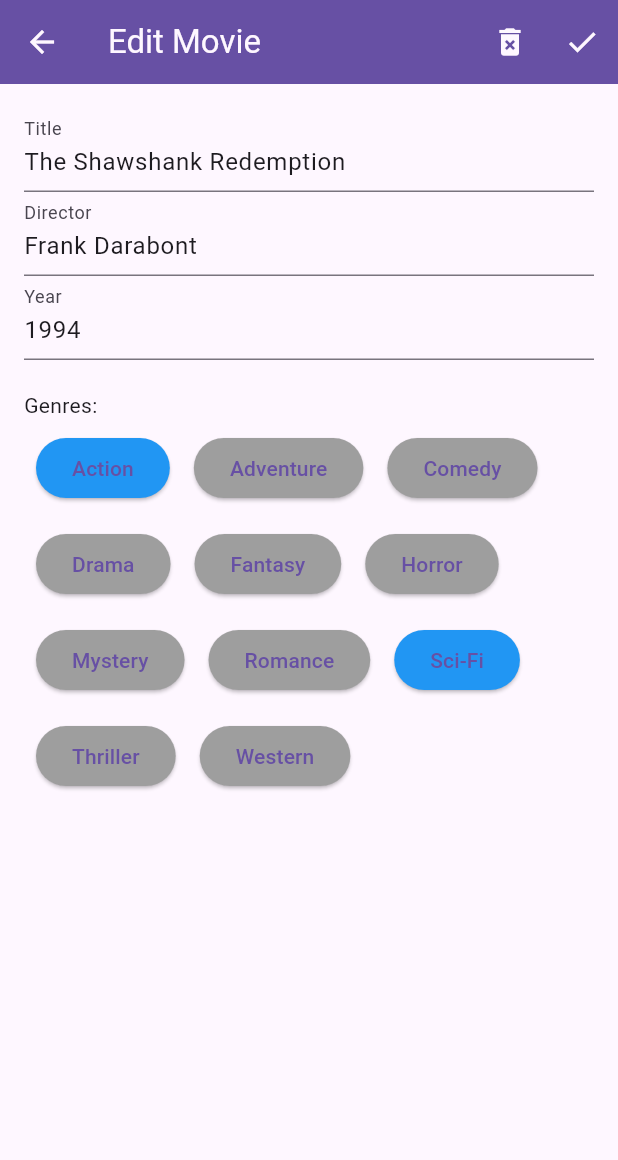
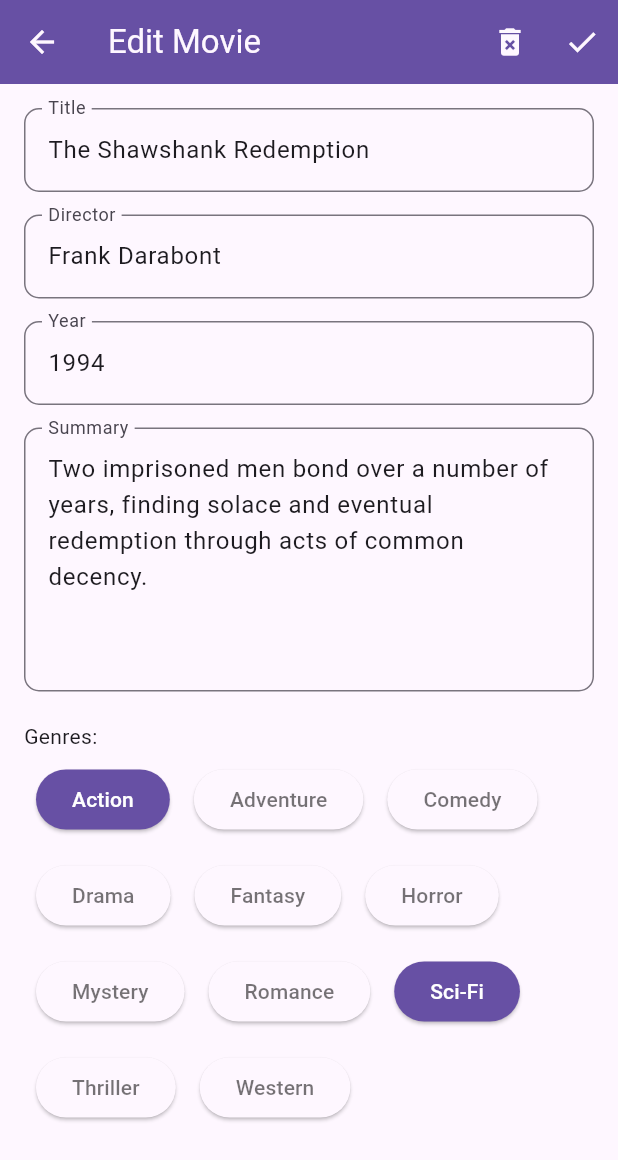
Before and after one commit to maftuh-sangiba/flutter-movie-list, a Flutter app: the screen it shows after launch, after a tap on "The Shawshank Redemption", on a phone screen of 412 x 824 dp. Shown: the top 1160 px of the screen. Run offline on Flutter 3.47's test engine with Material 3 defaults, Android fonts, the phone set to English and light mode, and no system bars.

Commit message:
Fix delete and select genres

```diff
--- a/lib/data/movie_data.dart
+++ b/lib/data/movie_data.dart
@@ -6,6 +6,8 @@ List<Movie> moviesData = [
     title: 'The Shawshank Redemption',
     director: 'Frank Darabont',
     year: 1994,
+    summary:
+        'Two imprisoned men bond over a number of years, finding solace and eventual redemption through acts of common decency.',
     genres: ['Action', 'Sci-Fi'],
   ),
   Movie(
@@ -13,6 +15,8 @@ List<Movie> moviesData = [
     title: 'The Godfather',
     director: 'Francis Ford Coppola',
     year: 1972,
+    summary:
+        'An organized crime dynasty\'s aging patriarch transfers control of his clandestine empire to his reluctant son.',
     genres: ['Action', 'Sci-Fi'],
   ),
   Movie(
@@ -20,6 +24,8 @@ List<Movie> moviesData = [
     title: 'The Dark Knight',
     director: 'Christopher Nolan',
     year: 2008,
+    summary:
+        'When the menace known as The Joker wreaks havoc and chaos on the people of Gotham, Batman must accept one of the greatest psychological and physical tests of his ability to fight injustice.',
     genres: ['Action', 'Sci-Fi'],
   ),
   Movie(
@@ -27,6 +33,8 @@ List<Movie> moviesData = [
     title: '12 Angry Men',
     director: 'Sidney Lumet',
     year: 1957,
+    summary:
+        'A jury holdout attempts to prevent a miscarriage of justice by forcing his colleagues to reconsider the evidence.',
     genres: ['Action', 'Sci-Fi'],
   ),
   Movie(
@@ -34,6 +42,8 @@ List<Movie> moviesData = [
     title: 'Schindler\'s List',
     director: 'Steven Spielberg',
     year: 1993,
+    summary:
+        'In German-occupied Poland during World War II, industrialist Oskar Schindler gradually becomes concerned for his Jewish workforce after witnessing their persecution by the Nazis.',
     genres: ['Action', 'Sci-Fi'],
   ),
   Movie(
@@ -41,6 +51,8 @@ List<Movie> moviesData = [
     title: 'The Lord of the Rings: The Return of the King',
     director: 'Peter Jackson',
     year: 2003,
+    summary:
+        'Gandalf and Aragorn lead the World of Men against Sauron\'s army to draw his gaze from Frodo and Sam as they approach Mount Doom with the One Ring.',
     genres: ['Action', 'Sci-Fi'],
   ),
   Movie(
@@ -48,6 +60,8 @@ List<Movie> moviesData = [
     title: 'Pulp Fiction',
     director: 'Quentin Tarantino',
     year: 1994,
+    summary:
+        'The lives of two mob hitmen, a boxer, a gangster and his wife, and a pair of diner bandits intertwine in four tales of violence and redemption.',
     genres: ['Action', 'Sci-Fi'],
   ),
   Movie(
@@ -55,6 +69,8 @@ List<Movie> moviesData = [
     title: 'Forrest Gump',
     director: 'Robert Zemeckis',
     year: 1994,
+    summary:
+        'The presidencies of Kennedy and Johnson, the Vietnam War, the Watergate scandal and other historical events unfold from the perspective of an Alabama man with an IQ of 75, whose only desire is to be reunited with his childhood sweetheart.',
     genres: ['Action', 'Sci-Fi'],
   ),
 ];
--- a/lib/model/movie_model.dart
+++ b/lib/model/movie_model.dart
@@ -3,6 +3,7 @@ class Movie {
   late String title;
   late String director;
   late int year;
+  late String summary;
   late List<String> genres;
 
   Movie({
@@ -10,6 +11,7 @@ class Movie {
     required this.title,
     required this.director,
     required this.year,
+    required this.summary,
     required this.genres,
   });
 }
--- a/lib/screen/add_movie_screen.dart
+++ b/lib/screen/add_movie_screen.dart
@@ -16,8 +16,10 @@ class _AddMovieScreenState extends State<AddMovieScreen> {
   String? title;
   String? director;
   int? year;
-  List<String>? genres = [];
+  List<String>? genres;
+  String? summary;
   Movie? movie;
+  bool isEmptyGenres = false;
 
   List<String> availableGenres = [
     'Action',
@@ -37,12 +39,23 @@ class _AddMovieScreenState extends State<AddMovieScreen> {
     'title': 'Please enter a title',
     'director': 'Please enter a director',
     'year': 'Please enter a year',
+    'summary': 'Please enter a summary',
+    'genres': 'Please select a genres',
   };
+
+  @override
+  void initState() {
+    super.initState();
+    genres = movie?.genres != null ? movie!.genres : [];
+  }
 
   @override
   Widget build(BuildContext context) {
     movie = ModalRoute.of(context)!.settings.arguments as Movie?;
-    genres = movie?.genres ?? [];
+
+    if (movie?.genres != null) {
+      genres = movie!.genres;
+    }
 
     return Scaffold(
       resizeToAvoidBottomInset: false,
@@ -58,13 +71,15 @@ class _AddMovieScreenState extends State<AddMovieScreen> {
             onPressed: () {
               movie == null ? Navigator.pop(context) : _deleteMovie(context);
             },
-            icon: movie == null ?  const Icon(Icons.close) : const Icon(Icons.delete_forever),
+            icon: movie == null
+                ? const Icon(Icons.close)
+                : const Icon(Icons.delete_forever),
           ),
           IconButton(
             onPressed: () {
-              _saveMovie(context); // Save the movie
+              _saveMovie(context);
             },
-            icon: const Icon(Icons.check), // Add a Check icon for Save
+            icon: const Icon(Icons.check),
           ),
         ],
       ),
@@ -77,8 +92,13 @@ class _AddMovieScreenState extends State<AddMovieScreen> {
               crossAxisAlignment: CrossAxisAlignment.start,
               children: <Widget>[
                 TextFormField(
-                  initialValue: movie?.title ?? '', // Set initial value
-                  decoration: const InputDecoration(labelText: 'Title'),
+                  initialValue: movie?.title ?? '',
+                  decoration: InputDecoration(
+                    labelText: 'Title',
+                    border: OutlineInputBorder(
+                      borderRadius: BorderRadius.circular(10),
+                    ),
+                  ),
                   validator: (value) {
                     if (value == null || value.isEmpty) {
                       return errorMessages['title'];
@@ -91,9 +111,15 @@ class _AddMovieScreenState extends State<AddMovieScreen> {
                     });
                   },
                 ),
+                const SizedBox(height: 15),
                 TextFormField(
-                  initialValue: movie?.director ?? '', // Set initial value
-                  decoration: const InputDecoration(labelText: 'Director'),
+                  initialValue: movie?.director ?? '',
+                  decoration: InputDecoration(
+                    labelText: 'Director',
+                    border: OutlineInputBorder(
+                      borderRadius: BorderRadius.circular(10),
+                    ),
+                  ),
                   validator: (value) {
                     if (value == null || value.isEmpty) {
                       return errorMessages['director'];
@@ -106,10 +132,15 @@ class _AddMovieScreenState extends State<AddMovieScreen> {
                     });
                   },
                 ),
+                const SizedBox(height: 15),
                 TextFormField(
-                  initialValue:
-                      movie?.year.toString() ?? '', // Set initial value
-                  decoration: const InputDecoration(labelText: 'Year'),
+                  initialValue: movie?.year.toString() ?? '',
+                  decoration: InputDecoration(
+                    labelText: 'Year',
+                    border: OutlineInputBorder(
+                      borderRadius: BorderRadius.circular(10),
+                    ),
+                  ),
                   keyboardType: TextInputType.number,
                   validator: (value) {
                     if (value == null || value.isEmpty) {
@@ -123,33 +154,71 @@ class _AddMovieScreenState extends State<AddMovieScreen> {
                     });
                   },
                 ),
+                const SizedBox(height: 15),
+                TextFormField(
+                  initialValue: movie?.summary ?? '', // Set initial value
+                  maxLines: 6,
+                  keyboardType: TextInputType.multiline,
+                  decoration: InputDecoration(
+                    labelText: 'Summary',
+                    border: OutlineInputBorder(
+                      borderRadius: BorderRadius.circular(10),
+                    ),
+                  ),
+                  validator: (value) {
+                    if (value == null || value.isEmpty) {
+                      return errorMessages['summary'];
+                    }
+                    return null;
+                  },
+                  onChanged: (value) {
+                    setState(() {
+                      summary = value;
+                    });
+                  },
+                ),
                 const SizedBox(height: 20),
                 const Text('Genres:'),
                 Wrap(
-                  children: availableGenres
-                      .map(
-                        (genre) => Padding(
+                  children: availableGenres.map((genre) {
+                    final isSelected = genres!.contains(genre);
+
+                    return Padding(
                       padding: const EdgeInsets.all(8.0),
                       child: ElevatedButton(
                         onPressed: () {
                           setState(() {
-                                if (genres!.contains(genre)) {
+                            if (isSelected) {
                               genres!.remove(genre);
                             } else {
                               genres!.add(genre);
+                              isEmptyGenres = false;
                             }
                           });
                         },
                         style: ElevatedButton.styleFrom(
-                              backgroundColor: genres!.contains(genre)
-                                  ? Colors.blue
-                                  : Colors.grey,
-                            ),
-                            child: Text(genre),
+                          backgroundColor: isSelected
+                              ? ThemeData().primaryColor
+                              : ThemeData().dialogBackgroundColor,
+                          side: BorderSide(
+                            color:
+                                isEmptyGenres ? Colors.red : Colors.transparent,
+                            width: 2.0, // Adjust border width as needed
                           ),
                         ),
-                      )
-                      .toList(),
+                        child: Text(
+                          genre,
+                          style: TextStyle(
+                            color: isSelected
+                                ? ThemeData().indicatorColor
+                                : isEmptyGenres
+                                    ? Colors.red
+                                    : ThemeData().unselectedWidgetColor,
+                          ),
+                        ),
+                      ),
+                    );
+                  }).toList(),
                 ),
                 const SizedBox(height: 20),
               ],
@@ -174,6 +243,7 @@ class _AddMovieScreenState extends State<AddMovieScreen> {
               title: title!,
               director: director!,
               year: year!,
+              summary: summary!,
               genres: genres!),
         );
       } else {
@@ -181,6 +251,7 @@ class _AddMovieScreenState extends State<AddMovieScreen> {
         title = title ?? movie?.title;
         director = director ?? movie?.director;
         year = year ?? movie?.year;
+        summary = summary ?? movie?.summary;
         genres = genres ?? movie?.genres;
 
         movieProvider.editMovie(
@@ -189,6 +260,7 @@ class _AddMovieScreenState extends State<AddMovieScreen> {
               title: title!,
               director: director!,
               year: year!,
+              summary: summary!,
               genres: genres!),
         );
       }
@@ -234,7 +306,15 @@ class _AddMovieScreenState extends State<AddMovieScreen> {
     if (year == null || year == 0) {
       errors.add(errorMessages['year']!);
     }
-
+    if (summary == null || summary!.isEmpty) {
+      errors.add(errorMessages['summary']!);
+    }
+    if (genres!.isEmpty) {
+      errors.add(errorMessages['genres']!);
+      setState(() {
+        isEmptyGenres = true;
+      });
+    }
     if (errors.isNotEmpty) {
       return errors.join('\n');
     }
--- a/lib/screen/movie_list_screen.dart
+++ b/lib/screen/movie_list_screen.dart
@@ -29,10 +29,11 @@ class _MovieListScreenState extends State<MovieListScreen> {
         itemCount: movies.length,
         itemBuilder: (context, index) {
           return Card(
-            elevation: 4, // Add elevation for a card-like appearance
+            elevation: 4,
             child: InkWell(
               onTap: () {
-                Navigator.pushNamed(context, '/addMovie', arguments: movies[index]);
+                Navigator.pushNamed(context, '/addMovie',
+                    arguments: movies[index]);
               },
               child: ListTile(
                 title: Text(movies[index].title),
```
Lines whose indentation alone changed are shown as unchanged.
